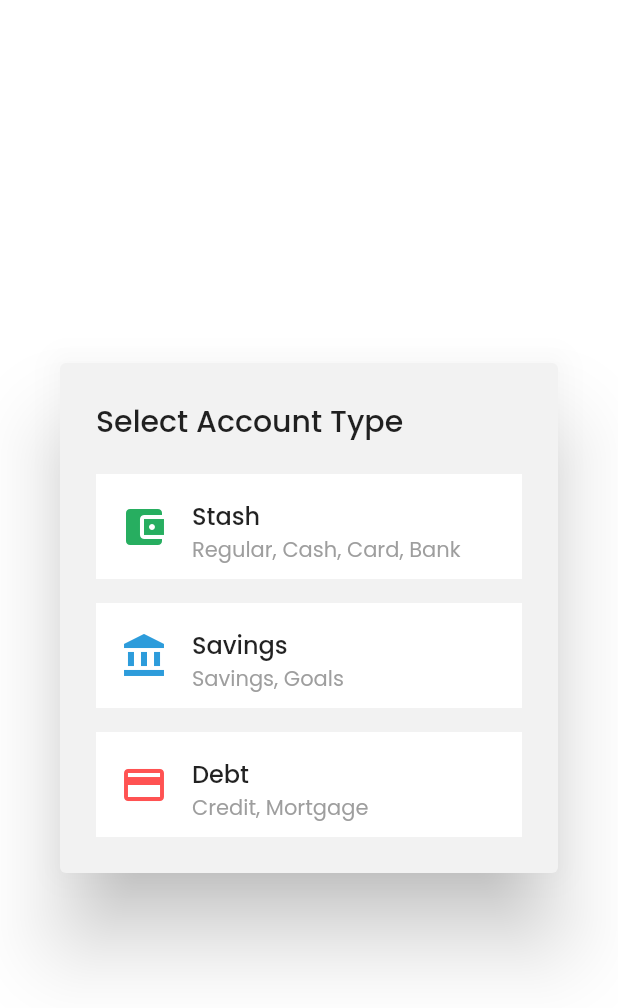
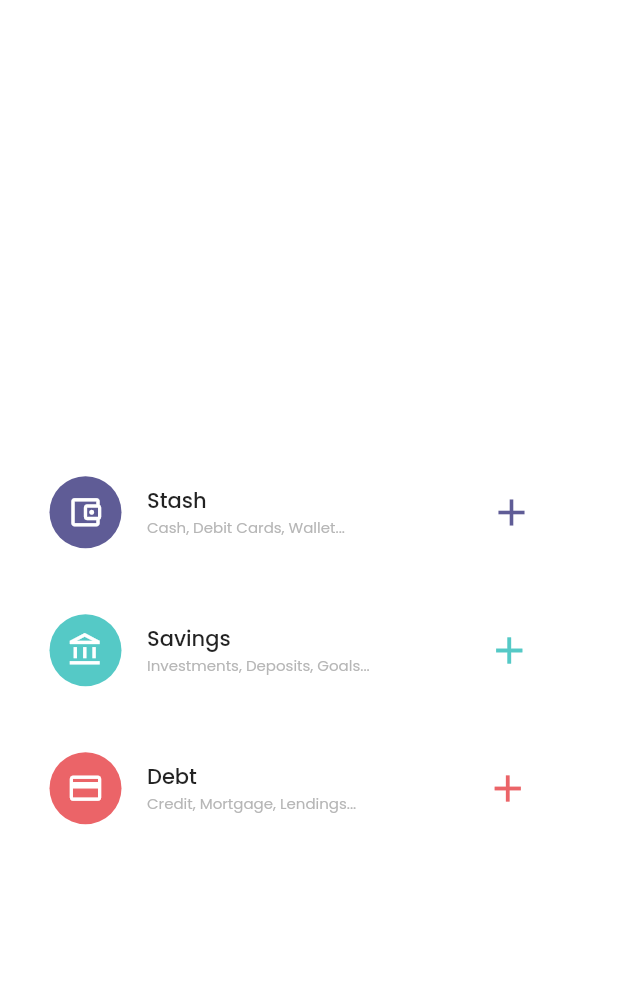
Before and after one commit to sibyl-sys/budge-it, a Flutter app: the AccountsType screen opened by its route, on a phone screen of 412 x 824 dp. Shown: the top 1008 px of the screen. Run offline on Flutter 3.47's test engine with Material 2 defaults, Android fonts, the phone set to English and light mode, and no system bars; our stand-ins replace hive, hive_flutter, percent_indicator; missing offline and left inert: drag_and_drop_gridview; accounts and stored records are empty; generated files the repository leaves out were written again.

Commit message:
Change Add Transaction Type selection layout.

```diff
--- a/lib/screens/accountsType.dart
+++ b/lib/screens/accountsType.dart
@@ -4,129 +4,198 @@ import 'package:money_tracker/services/account.dart';
 class AccountsType extends StatelessWidget {
   @override
   Widget build(BuildContext context) {
-    return SimpleDialog(
-      title: Text('Select Account Type'),
-      backgroundColor: const Color(0xFFF2F2F2),
-      children : [
-        SimpleDialogOption(
-          onPressed: () {
+    return Material(
+      type: MaterialType.transparency,
+      child: Padding(
+        padding: const EdgeInsets.all(16.0),
+        child: Container(
+          child: Column(
+            mainAxisAlignment: MainAxisAlignment.center,
+            crossAxisAlignment: CrossAxisAlignment.center,
+            children: [
+              Text(
+                  "Add New Account",
+                style: TextStyle(
+                  color: Colors.white,
+                  fontSize: 18,
+                  fontWeight: FontWeight.w500
+                )
+              ),
+              SizedBox(height: 16),
+              Ink(
+                color: Colors.white,
+                child: InkWell(
+                  onTap: () {
                     Navigator.pop(context, AccountType.wallet);
                   },
+                  splashColor: Color(0x5F5C96).withOpacity(0.5),
                   child: Container(
+                    height: 80,
+                    child: Padding(
+                      padding: const EdgeInsets.all(16.0),
+                      child: Row(
+                        children: [
+                          CircleAvatar(
+                            backgroundColor: Color(0x5F5C96).withOpacity(1),
+                            radius: 25,
+                            child: Icon(
+                              Icons.account_balance_wallet_outlined,
                               color: Colors.white,
-            width: 280.0,
-            height: 70.0,
-            padding: EdgeInsets.all(16.0),
-            child: Row(
-              crossAxisAlignment: CrossAxisAlignment.center,
-              children: [
-                Icon(
-                    Icons.account_balance_wallet,
-                    size: 32,
-                    color: const Color(0xFF27AE60)
+                              size: 25,
+                            ),
                           ),
                           SizedBox(width: 16),
                           Column(
+                            mainAxisAlignment: MainAxisAlignment.center,
                             crossAxisAlignment: CrossAxisAlignment.start,
                             children: [
                               Text(
                                 "Stash",
                                 style: TextStyle(
-                            fontSize: 16,
-                            fontWeight: FontWeight.w500,
-                          )),
+                                  fontSize: 14,
+                                  fontWeight: FontWeight.w500
+                                ),
+                              ),
                               Text(
-                          "Regular, Cash, Card, Bank",
+                                "Cash, Debit Cards, Wallet...",
                                 style: TextStyle(
-                              fontSize: 14,
+                                    fontSize: 10,
                                     fontWeight: FontWeight.w400,
-                              color: Colors.grey
-                          ))
-                    ]
+                                    color: Color(0xB6B6B6).withOpacity(1)
+                                ),
+                              ),
+                            ],
+                          ),
+                          SizedBox(width: 96),
+                          Icon(
+                            Icons.add,
+                            color: Color(0x5F5C96).withOpacity(1),
+                            size: 30,
                           )
                         ],
                       ),
                     ),
                   ),
-        SimpleDialogOption(
-          onPressed: () {
+                ),
+              ),
+              SizedBox(height: 12),
+              Ink(
+                color: Colors.white,
+                child: InkWell(
+                  onTap: () {
                     Navigator.pop(context, AccountType.savings);
                   },
+                  splashColor: Color(0x55C9C6).withOpacity(0.5),
                   child: Container(
-            color: Colors.white,
-            width: 280.0,
-            height: 70.0,
-            padding: EdgeInsets.all(16.0),
+                    height: 80,
+                    child: Padding(
+                      padding: const EdgeInsets.all(16.0),
                       child: Row(
                         children: [
-                Icon(
-                    Icons.account_balance,
-                    size: 32,
-                    color: const Color(0xFF2D9CDB)
+                          CircleAvatar(
+                            backgroundColor: Color(0x55C9C6).withOpacity(1),
+                            radius: 25,
+                            child: Icon(
+                              Icons.account_balance_outlined,
+                              color: Colors.white,
+                              size: 25,
+                            ),
                           ),
                           SizedBox(width: 16),
                           Column(
+                            mainAxisAlignment: MainAxisAlignment.center,
                             crossAxisAlignment: CrossAxisAlignment.start,
                             children: [
                               Text(
                                 "Savings",
                                 style: TextStyle(
-                            fontSize: 16,
-                            fontWeight: FontWeight.w500,
-                          )),
+                                    fontSize: 14,
+                                    fontWeight: FontWeight.w500
+                                ),
+                              ),
                               Text(
-                          "Savings, Goals",
+                                "Investments, Deposits, Goals...",
                                 style: TextStyle(
-                              fontSize: 14,
+                                    fontSize: 10,
                                     fontWeight: FontWeight.w400,
-                              color: Colors.grey
-                          ))
-                    ]
+                                    color: Color(0xB6B6B6).withOpacity(1)
+                                ),
+                              ),
+                            ],
+                          ),
+                          SizedBox(width: 78),
+                          Icon(
+                            Icons.add,
+                            color: Color(0x55C9C6).withOpacity(1),
+                            size: 30,
                           )
                         ],
                       ),
                     ),
                   ),
-        SimpleDialogOption(
-          onPressed: () {
+                ),
+              ),
+              SizedBox(height: 12),
+              Ink(
+                color: Colors.white,
+                child: InkWell(
+                  onTap: () {
                     Navigator.pop(context, AccountType.debt);
                   },
+                  splashColor: Color(0xEB6468).withOpacity(0.5),
                   child: Container(
-            color: Colors.white,
-            width: 280.0,
-            height: 70.0,
-            padding: EdgeInsets.all(16.0),
+                    height: 80,
+                    child: Padding(
+                      padding: const EdgeInsets.all(16.0),
                       child: Row(
                         children: [
-                Icon(
-                    Icons.credit_card,
-                    size: 32,
-                    color: Colors.redAccent
+                          CircleAvatar(
+                            backgroundColor: Color(0xEB6468).withOpacity(1),
+                            radius: 25,
+                            child: Icon(
+                              Icons.credit_card_outlined,
+                              color: Colors.white,
+                              size: 25,
+                            ),
                           ),
                           SizedBox(width: 16),
                           Column(
+                            mainAxisAlignment: MainAxisAlignment.center,
                             crossAxisAlignment: CrossAxisAlignment.start,
                             children: [
                               Text(
                                 "Debt",
                                 style: TextStyle(
-                            fontSize: 16,
-                            fontWeight: FontWeight.w500,
-                          )),
+                                    fontSize: 14,
+                                    fontWeight: FontWeight.w500
+                                ),
+                              ),
                               Text(
-                          "Credit, Mortgage",
+                                "Credit, Mortgage, Lendings...",
                                 style: TextStyle(
-                              fontSize: 14,
+                                    fontSize: 10,
                                     fontWeight: FontWeight.w400,
-                              color: Colors.grey
-                          ))
-                    ]
+                                    color: Color(0xB6B6B6).withOpacity(1)
+                                ),
+                              ),
+                            ],
+                          ),
+                          SizedBox(width: 86),
+                          Icon(
+                            Icons.add,
+                            color: Color(0xEB6468).withOpacity(1),
+                            size: 30,
                           )
                         ],
                       ),
                     ),
+                  ),
+                ),
               )
-      ]
+            ],
+          ),
+        ),
+      ),
     );
   }
 }
```
Lines whose indentation alone changed are shown as unchanged.
